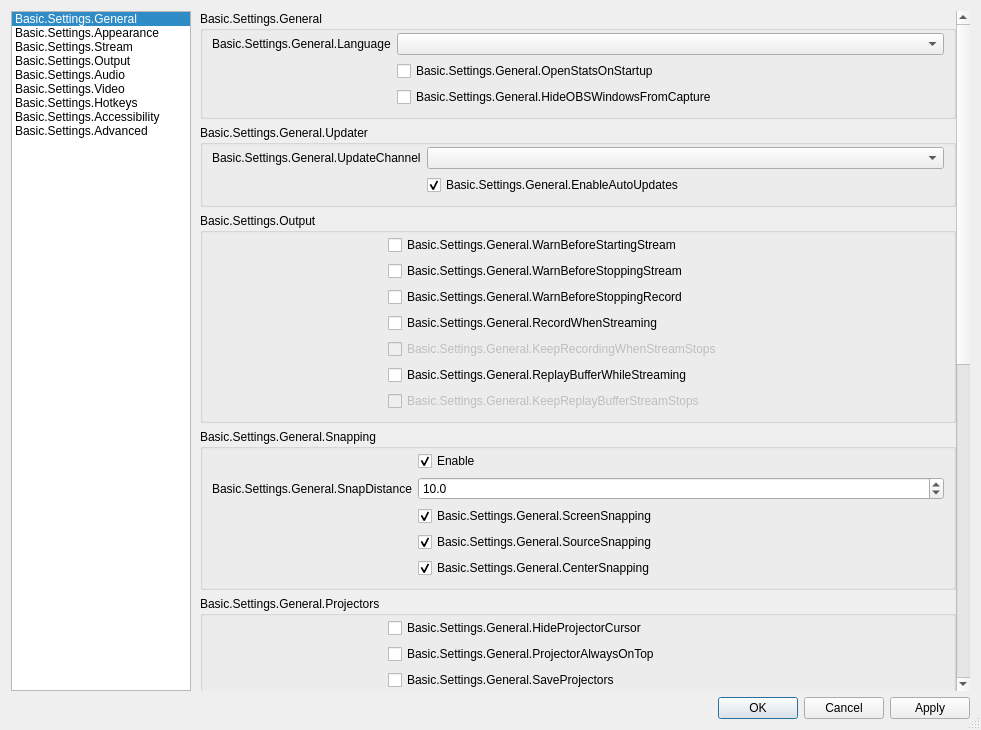
Above: frontend/forms/OBSBasicSettings.ui from TheB1gG/obs-studio before the change. Below: the same form after it.
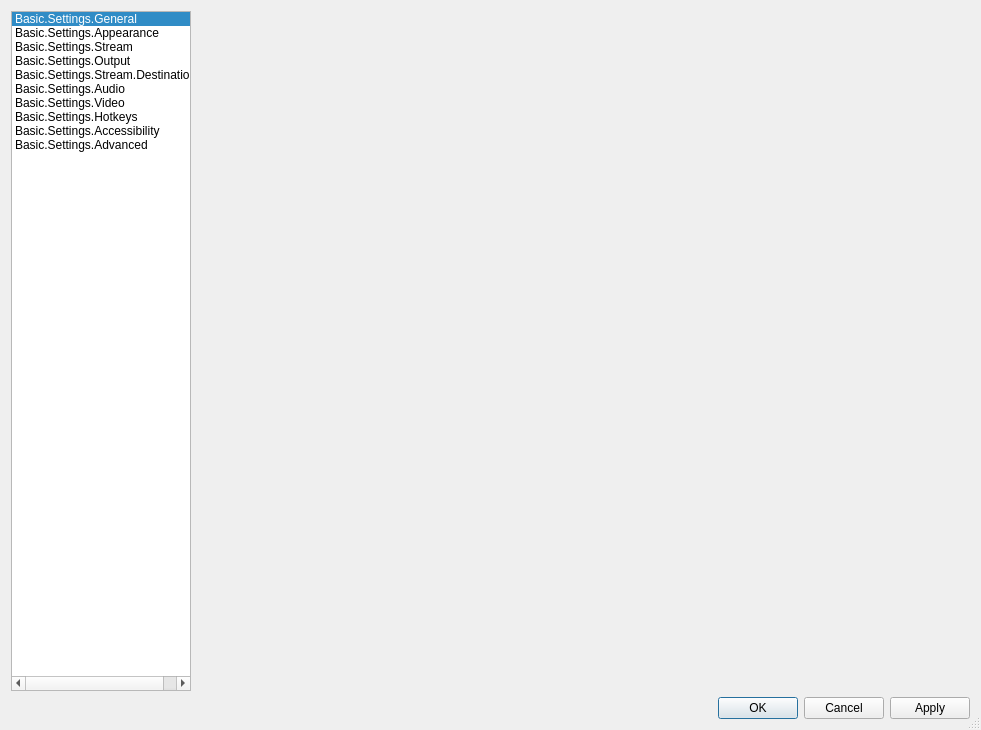
That is the form after the change. The open tabs and pages were chosen to show the change. Icons and pictures are not drawn. Custom widgets are drawn as their Qt base class.

Commit message: streaming/destinations: store a destination per id and put the list on the Output page

Diff of the .ui file:
```diff
--- a/frontend/forms/OBSBasicSettings.ui
+++ b/frontend/forms/OBSBasicSettings.ui
@@ -96,6 +96,15 @@
           <normaloff>:/settings/images/settings/output.svg</normaloff>:/settings/images/settings/output.svg</iconset>
         </property>
        </item>
+       <item>
+        <property name="text">
+         <string>Basic.Settings.Stream.Destinations</string>
+        </property>
+        <property name="icon">
+         <iconset resource="obs.qrc">
+          <normaloff>:/settings/images/settings/output.svg</normaloff>:/settings/images/settings/output.svg</iconset>
+        </property>
+       </item>
        <item>
         <property name="text">
          <string>Basic.Settings.Audio</string>
@@ -6378,6 +6387,9 @@
          </item>
         </layout>
        </widget>
+       <widget class="QWidget" name="destinationsPage">
+        <layout class="QVBoxLayout" name="destinationsPageLayout"/>
+       </widget>
        <widget class="QWidget" name="audioPage">
         <layout class="QVBoxLayout" name="formLayout">
          <property name="leftMargin">
```
The commit also changes 10 other files.
